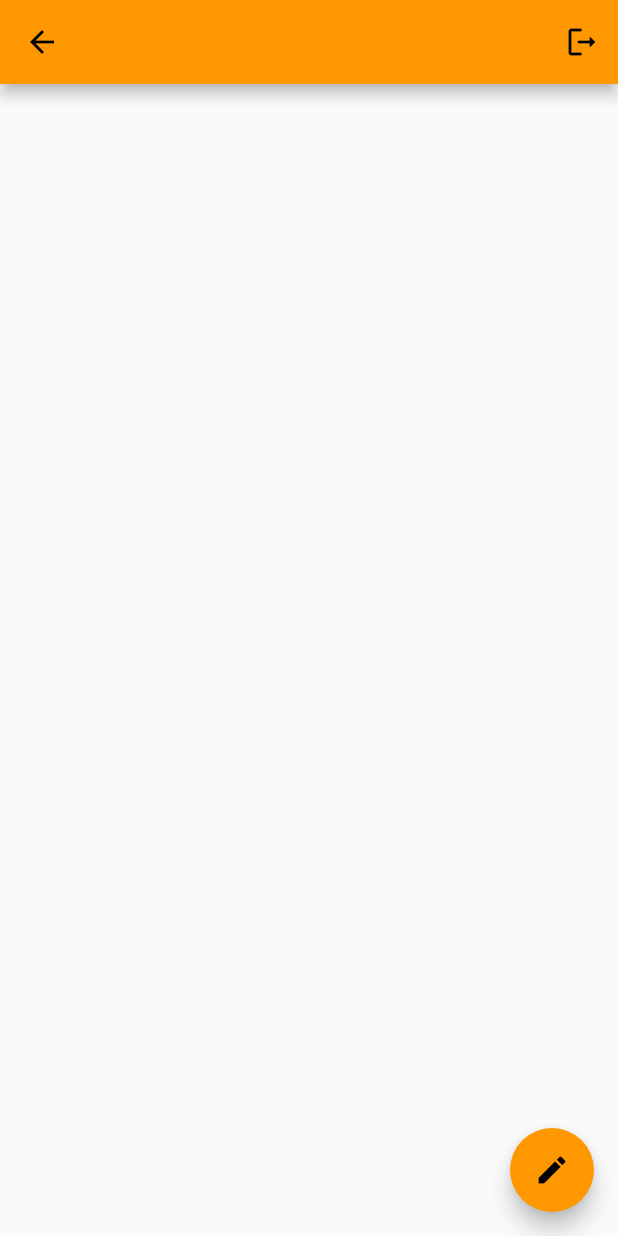
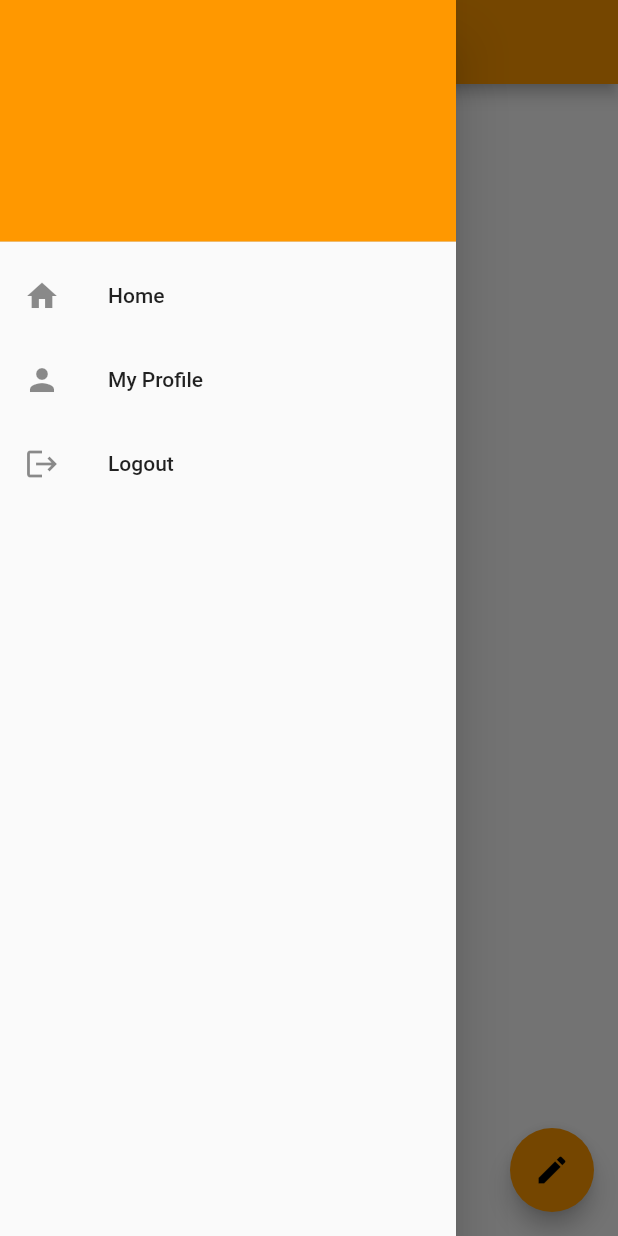
Before and after one commit to Shashank0271/InstaPostFrontEnd, a Flutter app: the HomeView screen opened by its route, with the side drawer open (before the commit the screen has no drawer), on a phone screen of 412 x 824 dp. Run offline on Flutter 3.47's test engine with Material 2 defaults, Android fonts, the phone set to English and light mode, and no system bars; drawn by our look-alikes of liquid_pull_to_refresh; our stand-ins replace dio, dropdown_textfield, firebase_auth, firebase_core, firebase_dynamic_links, google_fonts and 7 more; missing offline and left inert: dart:ffi; accounts and stored records are empty; network calls fail.

Commit message:
added drawer widget , added routes view to app.dart

```diff
--- a/lib/app/app.dart
+++ b/lib/app/app.dart
@@ -10,6 +10,7 @@ import '../services/authentication_service.dart';
 import '../services/dynamic_link_service.dart';
 import '../services/user_service.dart';
 import '../ui/login/login_view.dart';
+import '../ui/profile/profile_view.dart';
 import '../ui/startup/startup_view.dart';
 
 @StackedApp(
@@ -20,6 +21,7 @@ import '../ui/startup/startup_view.dart';
     MaterialRoute(page: SignupView),
     MaterialRoute(page: PostDetailsView),
     MaterialRoute(page: CreatePostView),
+    MaterialRoute(page: ProfileView),
   ],
   dependencies: [
     LazySingleton(classType: NavigationService),
--- a/lib/ui/home/home_view.dart
+++ b/lib/ui/home/home_view.dart
@@ -1,8 +1,9 @@
 import 'package:flutter/material.dart';
 import 'package:stacked/stacked.dart';
 import '../../models/Post.dart';
+import '../widgets/smart/drawer/drawer.dart';
 import 'home_viewmodel.dart';
-import '../widgets/smart/blogCard.dart';
+import '../widgets/smart/blogCard/blogCard.dart';
 import 'package:liquid_pull_to_refresh/liquid_pull_to_refresh.dart';
 
 class HomeView extends StatelessWidget {
@@ -18,15 +19,12 @@ class HomeView extends StatelessWidget {
           : LiquidPullToRefresh(
               onRefresh: model.refresh,
               child: Scaffold(
+                  drawer: DrawerWidget(),
                   floatingActionButton: FloatingActionButton(
                       onPressed: model.navigateToCreatePostScreen,
                       child: const Icon(Icons.create)),
                   appBar: AppBar(
-                    actions: [
-                      IconButton(
-                          onPressed: model.logout,
-                          icon: const Icon(Icons.logout_rounded)),
-                    ],
+                    title: Text('Home'),
                   ),
                   body: Padding(
                     padding: const EdgeInsets.all(24.0),
--- /dev/null
+++ b/lib/ui/profile/profile_viewmodel.dart
@@ -0,0 +1,3 @@
+import 'package:stacked/stacked.dart';
+
+class ProfileViewModel extends BaseViewModel {}
--- a/lib/ui/startup/startup_viewmodel.dart
+++ b/lib/ui/startup/startup_viewmodel.dart
@@ -21,9 +21,9 @@ class StartupViewModel extends BaseViewModel {
     if (_authenticationService.isUserSignedIn) {
       log.v('syncing user from db');
       await _userService.syncUserAccount();
-      _navigationService.navigateTo(Routes.homeView);
+      _navigationService.clearStackAndShow(Routes.homeView);
     } else {
-      _navigationService.navigateTo(Routes.loginView);
+      _navigationService.clearStackAndShow(Routes.loginView);
     }
   }
 }
--- a/lib/ui/widgets/smart/blogCardmodel.dart
+++ b/lib/ui/widgets/smart/blogCard/blogCardmodel.dart
@@ -4,8 +4,8 @@ import 'package:share_plus/share_plus.dart';
 import 'package:stacked/stacked.dart';
 import 'package:stacked_services/stacked_services.dart';
 
-import '../../../app/app.locator.dart';
-import '../../../models/Post.dart';
+import '../../../../app/app.locator.dart';
+import '../../../../models/Post.dart';
 
 class BlogCardModel extends BaseViewModel {
   final _navigationService = locator<NavigationService>();
--- /dev/null
+++ b/lib/ui/widgets/smart/drawer/dawerwidget_model.dart
@@ -0,0 +1,19 @@
+import 'package:flutter/material.dart';
+import 'package:insta_post/app/app.router.dart';
+import 'package:stacked/stacked.dart';
+import 'package:stacked_services/stacked_services.dart';
+
+import '../../../../app/app.locator.dart';
+import '../../../../services/authentication_service.dart';
+import '../../../../services/user_service.dart';
+
+class DrawerWidgetModel extends BaseViewModel {
+  final _userService = locator<UserService>();
+  final _navigationService = locator<NavigationService>();
+  final _authenticationService = locator<AuthenticationService>();
+  String get accountName => _userService.currentUser!.username;
+  String get accountEmail => _userService.currentUser!.email;
+  navigateToHomePage() => _navigationService.clearStackAndShow(Routes.homeView);
+  navigateToProfilePage() => _navigationService.navigateTo(Routes.profileView);
+  logout() => _authenticationService.logout();
+}
--- /dev/null
+++ b/lib/ui/widgets/smart/drawer/drawer.dart
@@ -0,0 +1,39 @@
+import 'package:flutter/material.dart';
+import 'package:stacked/stacked.dart';
+
+import 'dawerwidget_model.dart';
+
+class DrawerWidget extends StatelessWidget {
+  const DrawerWidget({Key? key}) : super(key: key);
+
+  @override
+  Widget build(BuildContext context) {
+    return ViewModelBuilder<DrawerWidgetModel>.reactive(
+      builder: (context, model, child) => Drawer(
+        child: ListView(
+          children: [
+            UserAccountsDrawerHeader(
+                accountName: Text(model.accountName),
+                accountEmail: Text(model.accountEmail)),
+            ListTile(
+              leading: const Icon(Icons.home),
+              title: const Text('Home'),
+              onTap: model.navigateToHomePage,
+            ),
+            ListTile(
+              leading: const Icon(Icons.person),
+              title: const Text('My Profile'),
+              onTap: model.navigateToProfilePage,
+            ),
+            ListTile(
+              title: const Text('Logout'),
+              leading: const Icon(Icons.logout),
+              onTap: model.logout,
+            ),
+          ],
+        ),
+      ),
+      viewModelBuilder: () => DrawerWidgetModel(),
+    );
+  }
+}
```
Also changed, not shown: lib/app/app.router.dart (+48 -6 lines), lib/ui/profile/profile_view.dart (added, +15 -0 lines), lib/ui/widgets/smart/blogCard/blogCard.dart (renamed from lib/ui/widgets/smart/blogCard.dart, +3 -4 lines).
